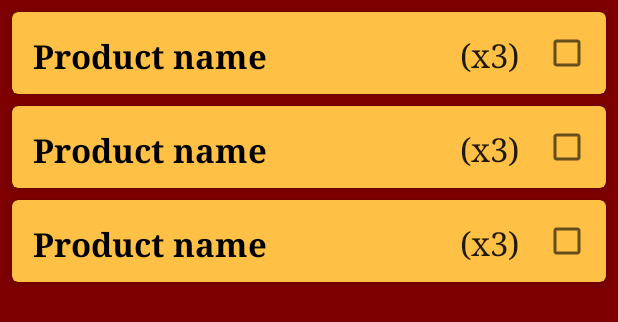
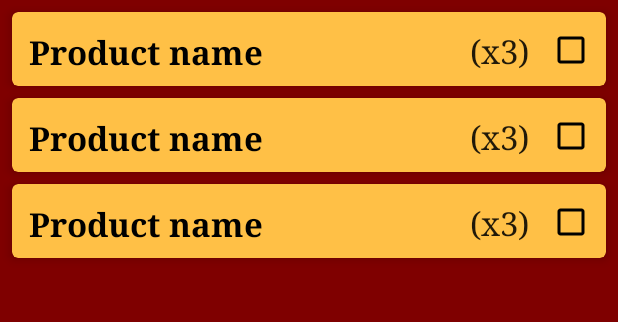
Before and after one commit to floatingreels/GroceryListJava, an Android app: the layout fragment_section_a.xml on its own in the app's theme, with its tools: preview values and no code run, on a phone screen of 412 x 824 dp. Shown: the top 322 px of the screen. Run offline under Robolectric (Android 15) with nearby library versions, the phone set to English and light mode, and no system bars.

Commit message:
Added Image to CardView: blank checkbox if Product is is not ticked, checked box if Product is ticked

```diff
--- a/app/src/main/java/com/floatingreels/grocerylist/model/database/ProductDAO.java
+++ b/app/src/main/java/com/floatingreels/grocerylist/model/database/ProductDAO.java
@@ -25,12 +25,12 @@ public interface ProductDAO {
     @Query("DELETE FROM product_table")
     void deleteAll();
 
-    @Query("SELECT * FROM product_table WHERE section = 'SECTION_A' ORDER BY checked ASC")
+    @Query("SELECT * FROM product_table WHERE section = 'SECTION_A' ORDER BY ticked ASC")
     LiveData<List<Product>> showProductsFromSectionA();
 
-    @Query("SELECT * FROM product_table WHERE section = 'SECTION_B' ORDER BY checked ASC")
+    @Query("SELECT * FROM product_table WHERE section = 'SECTION_B' ORDER BY ticked ASC")
     LiveData<List<Product>> showProductsFromSectionB();
 
-    @Query("SELECT * FROM product_table WHERE section = 'SECTION_COOL' ORDER BY checked ASC")
+    @Query("SELECT * FROM product_table WHERE section = 'SECTION_COOL' ORDER BY ticked ASC")
     LiveData<List<Product>> showProductsFromSectionCool();
 }
--- a/app/src/main/java/com/floatingreels/grocerylist/model/util/ProductViewModelFactory.java
+++ b/app/src/main/java/com/floatingreels/grocerylist/model/util/ProductViewModelFactory.java
@@ -6,7 +6,6 @@ import androidx.annotation.NonNull;
 import androidx.lifecycle.ViewModel;
 import androidx.lifecycle.ViewModelProvider;
 
-import com.floatingreels.grocerylist.model.ProductRepository;
 import com.floatingreels.grocerylist.model.ProductViewModel;
 
 public class ProductViewModelFactory implements ViewModelProvider.Factory {
--- a/app/src/main/java/com/floatingreels/grocerylist/ui/dialogs/AddProductDialog.java
+++ b/app/src/main/java/com/floatingreels/grocerylist/ui/dialogs/AddProductDialog.java
@@ -50,7 +50,8 @@ public class AddProductDialog extends AppCompatDialogFragment {
                 .setPositiveButton(R.string.product_add_btn, new DialogInterface.OnClickListener() {
                     @Override
                     public void onClick(DialogInterface dialog, int which) {
-                        if (nameET.getText().toString().trim().length() == 0 || quantity < 1){
+                        if (sectionRG.getCheckedRadioButtonId() == -1 || nameET.getText().toString().trim().length() == 0 || quantity < 1){
+                            Toast.makeText(getActivity(), R.string.product_add_specify, Toast.LENGTH_SHORT).show();
                             return;
                         }
                         Product newProduct = new Product(nameET.getText().toString(),
--- a/app/src/main/java/com/floatingreels/grocerylist/ui/fragments/ASectionFragment.java
+++ b/app/src/main/java/com/floatingreels/grocerylist/ui/fragments/ASectionFragment.java
@@ -8,14 +8,12 @@ import androidx.appcompat.app.AppCompatActivity;
 import androidx.fragment.app.Fragment;
 import androidx.lifecycle.Observer;
 import androidx.lifecycle.ViewModelProvider;
-import androidx.recyclerview.widget.ItemTouchHelper;
 import androidx.recyclerview.widget.LinearLayoutManager;
 import androidx.recyclerview.widget.RecyclerView;
 
 import android.view.LayoutInflater;
 import android.view.View;
 import android.view.ViewGroup;
-import android.widget.Toast;
 
 import com.floatingreels.grocerylist.model.ProductViewModel;
 import com.floatingreels.grocerylist.R;
@@ -61,6 +59,7 @@ public class ASectionFragment extends Fragment {
         productViewModel.showProductsFromSectionA().observe(mContext, new Observer<List<Product>>() {
             @Override
             public void onChanged(List<Product> products) {
+
                 aSectionAdapter.setProducts(products);
             }
         });
--- /dev/null
+++ b/app/src/main/res/drawable/ic_check_box_outline_blank.xml
@@ -0,0 +1,9 @@
+<vector xmlns:android="http://schemas.android.com/apk/res/android"
+        android:width="24dp"
+        android:height="24dp"
+        android:viewportWidth="24.0"
+        android:viewportHeight="24.0">
+    <path
+        android:fillColor="#FF000000"
+        android:pathData="M19,5v14H5V5h14m0,-2H5c-1.1,0 -2,0.9 -2,2v14c0,1.1 0.9,2 2,2h14c1.1,0 2,-0.9 2,-2V5c0,-1.1 -0.9,-2 -2,-2z"/>
+</vector>
--- /dev/null
+++ b/app/src/main/res/drawable/ic_check_box_primary_color.xml
@@ -0,0 +1,5 @@
+<vector android:height="24dp" android:tint="#FF8F00"
+    android:viewportHeight="24.0" android:viewportWidth="24.0"
+    android:width="24dp" xmlns:android="http://schemas.android.com/apk/res/android">
+    <path android:fillColor="#FF000000" android:pathData="M19,3L5,3c-1.11,0 -2,0.9 -2,2v14c0,1.1 0.89,2 2,2h14c1.11,0 2,-0.9 2,-2L21,5c0,-1.1 -0.89,-2 -2,-2zM10,17l-5,-5 1.41,-1.41L10,14.17l7.59,-7.59L19,8l-9,9z"/>
+</vector>
--- a/app/src/main/res/layout/card_product.xml
+++ b/app/src/main/res/layout/card_product.xml
@@ -16,7 +16,7 @@
     <androidx.constraintlayout.widget.ConstraintLayout
         android:layout_width="match_parent"
         android:layout_height="match_parent"
-        android:padding="10dp">
+        android:padding="7dp">
 
         <TextView
             android:id="@+id/tv_card_name"
@@ -40,23 +40,29 @@
             android:layout_height="wrap_content"
             android:layout_margin="4dp"
             android:layout_marginTop="12dp"
-            android:layout_marginEnd="1dp"
-            android:layout_marginRight="1dp"
+            android:layout_marginEnd="4dp"
+            android:layout_marginRight="4dp"
             android:fontFamily="serif"
             android:paddingLeft="12dp"
             android:paddingRight="12dp"
             android:textAppearance="@style/TextAppearance.AppCompat.Large"
-            app:layout_constraintEnd_toStartOf="@+id/chk_card_item"
+            app:layout_constraintEnd_toStartOf="@+id/iv_card_add_to_cart"
             app:layout_constraintTop_toTopOf="parent"
             tools:text="(x3)" />
 
-        <CheckBox
-            android:id="@+id/chk_card_item"
+        <ImageView
+            android:id="@+id/iv_card_add_to_cart"
             android:layout_width="wrap_content"
-            android:layout_height="0dp"
-            app:layout_constraintBottom_toBottomOf="parent"
+            android:layout_height="wrap_content"
+            android:layout_marginTop="6dp"
+            android:layout_marginEnd="4dp"
+            android:layout_marginRight="4dp"
+            android:clickable="true"
+            android:contentDescription="@string/product_in_cart"
             app:layout_constraintEnd_toEndOf="parent"
-            app:layout_constraintTop_toTopOf="parent" />
+            app:layout_constraintTop_toTopOf="parent"
+            app:srcCompat="@drawable/ic_add_shopping_cart"
+            tools:srcCompat="@drawable/ic_check_box_outline_blank" />
 
     </androidx.constraintlayout.widget.ConstraintLayout>
 </androidx.cardview.widget.CardView>
--- a/app/src/main/res/values/strings.xml
+++ b/app/src/main/res/values/strings.xml
@@ -5,6 +5,7 @@
     <string name="product_increment">+</string>
     <string name="product_add_title">Add new product</string>
     <string name="product_add_btn">Add</string>
+    <string name="product_add_specify">Please specify title, amount and shop section when adding product</string>
     <string name="fragment_section_b">B Section</string>
     <string name="fragment_section_a">A Section</string>
     <string name="fragment_section_cool">Cool Section</string>
@@ -21,4 +22,5 @@
     <string name="product_remove_all">Remove all products</string>
     <string name="product_remove_item">Delete item</string>
     <string name="confirm_delete">Would you like to remove this product from the list?</string>
+    <string name="product_in_cart">Product added top cart</string>
 </resources>
```
Also changed, not shown: app/src/main/java/com/floatingreels/grocerylist/model/Product.java (+6 -6 lines), app/src/main/java/com/floatingreels/grocerylist/ui/util/ASectionAdapter.java (+54 -41 lines), app/src/main/java/com/floatingreels/grocerylist/ui/util/BSectionAdapter.java (+32 -41 lines), app/src/main/java/com/floatingreels/grocerylist/ui/util/CoolSectionAdapter.java (+35 -46 lines).
